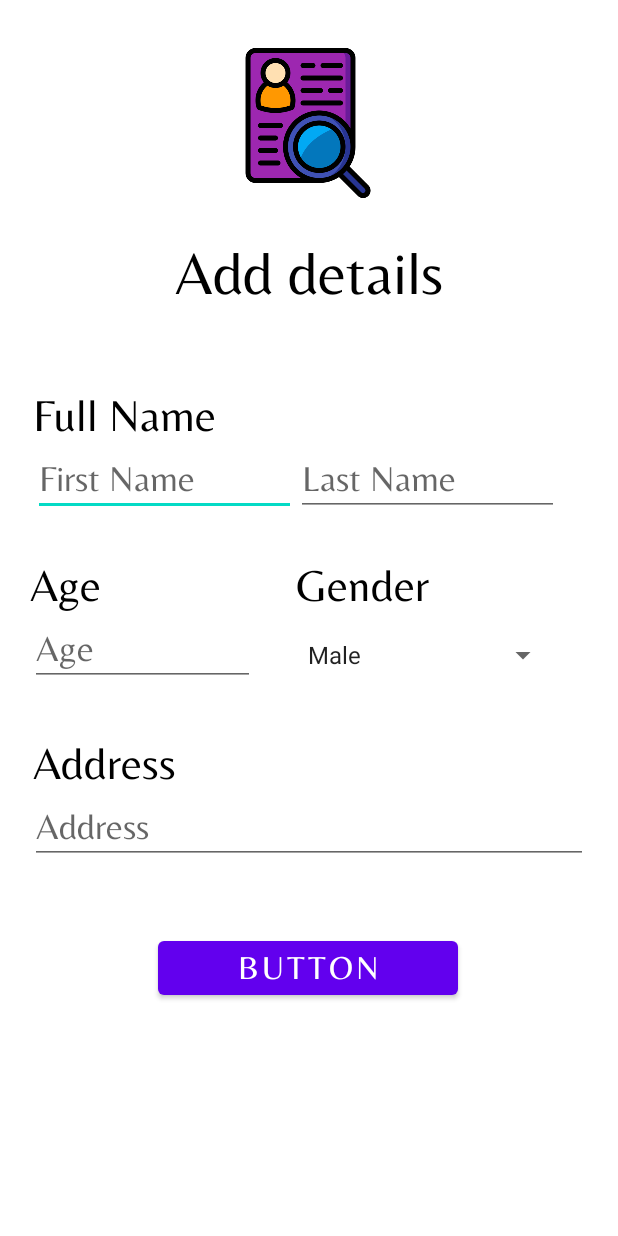
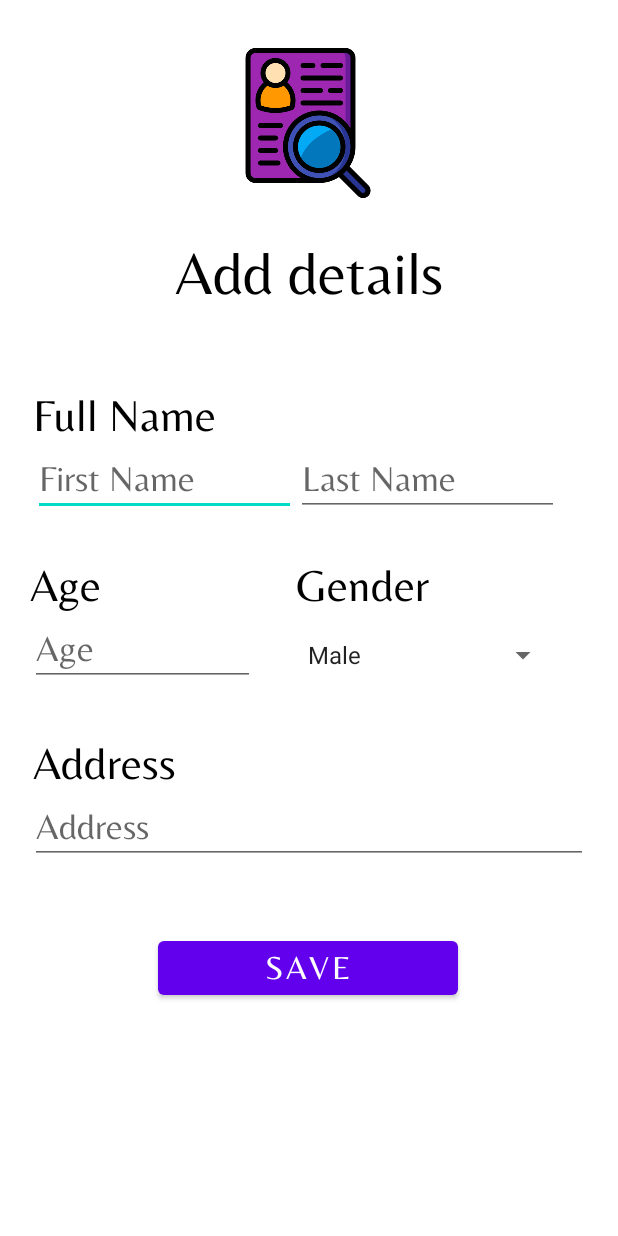
Before and after one commit to ArerehRaj/Panic-Button-App, an Android app: the AddDetailsActivity screen opened directly, with no data from a screen before it, on a phone screen of 412 x 824 dp. Run offline under Robolectric (Android 15) with nearby library versions, the phone set to English and light mode, and no system bars; libraries missing offline, so code that uses them is left out: com.parse.

Commit message:
Backend Of Add Details Done

```diff
--- a/app/src/main/java/com/example/panicbutton/AddDetailsActivity.java
+++ b/app/src/main/java/com/example/panicbutton/AddDetailsActivity.java
@@ -6,13 +6,27 @@ import android.os.Bundle;
 import android.view.View;
 import android.widget.AdapterView;
 import android.widget.ArrayAdapter;
+import android.widget.EditText;
 import android.widget.Spinner;
 import android.widget.Toast;
+
+import com.parse.FindCallback;
+import com.parse.ParseException;
+import com.parse.ParseObject;
+import com.parse.ParseQuery;
+import com.parse.ParseUser;
+
+import java.util.List;
 
 public class AddDetailsActivity extends AppCompatActivity implements AdapterView.OnItemSelectedListener {
 
     Spinner genderSpinner;
     ArrayAdapter<CharSequence> arrayAdapter;
+    String selectedGender = null;
+    EditText editTextFirstName;
+    EditText editTextLastName;
+    EditText editTextAge;
+    EditText editTextAddress;
 
     @Override
     protected void onCreate(Bundle savedInstanceState) {
@@ -20,6 +34,11 @@ public class AddDetailsActivity extends AppCompatActivity implements AdapterView
         setContentView(R.layout.activity_add_details);
 
         getSupportActionBar().hide();
+
+        editTextFirstName = findViewById(R.id.editTextPersonFirstName);
+        editTextLastName = findViewById(R.id.editTextPersonLastName);
+        editTextAge = findViewById(R.id.editTextNumberAge);
+        editTextAddress = findViewById(R.id.editTextMultiLineAddress);
 
         genderSpinner = findViewById(R.id.genderDropDown);
         arrayAdapter = ArrayAdapter.createFromResource(this,R.array.genders, android.R.layout.simple_spinner_item);
@@ -32,11 +51,66 @@ public class AddDetailsActivity extends AppCompatActivity implements AdapterView
     @Override
     public void onItemSelected(AdapterView<?> parent, View view, int position, long id) {
         String gender = parent.getItemAtPosition(position).toString();
-        Toast.makeText(AddDetailsActivity.this,gender,Toast.LENGTH_SHORT).show();
+        selectedGender = gender;
     }
 
     @Override
     public void onNothingSelected(AdapterView<?> parent) {
 
     }
+
+    public void SaveDetails(View view)
+    {
+        String firstName = editTextFirstName.getText().toString();
+        String lastName = editTextLastName.getText().toString();
+        String age = editTextAge.getText().toString();
+        String address = editTextAddress.getText().toString();
+
+        if(firstName.isEmpty())
+        {
+            editTextFirstName.setError("Please Enter Your First Name.");
+            return;
+        }
+
+        if(lastName.isEmpty())
+        {
+            editTextFirstName.setError("Please Enter Your Last Name.");
+            return;
+        }
+
+        if(age.isEmpty())
+        {
+            editTextFirstName.setError("Please Enter Your Age.");
+            return;
+        }
+
+        if(address.isEmpty())
+        {
+            editTextFirstName.setError("Please Enter Your Address.");
+            return;
+        }
+
+        ParseQuery<ParseUser> user = ParseUser.getQuery();
+        user.whereEqualTo("username",ParseUser.getCurrentUser().getUsername());
+
+        user.findInBackground(new FindCallback<ParseUser>() {
+            @Override
+            public void done(List<ParseUser> objects, ParseException e) {
+                if(e == null)
+                {
+                    for(ParseObject object : objects)
+                    {
+                        object.put("FullName",firstName);
+                        object.put("LastName",lastName);
+                        object.put("Gender",selectedGender);
+                        object.put("Age",Integer.parseInt(age));
+                        object.put("Address",address);
+                        object.put("IsDataGiven",true);
+                        object.saveInBackground();
+                        Toast.makeText(AddDetailsActivity.this,"Saved",Toast.LENGTH_SHORT).show();
+                    }
+                }
+            }
+        });
+    }
 }
--- a/app/src/main/res/layout/activity_add_details.xml
+++ b/app/src/main/res/layout/activity_add_details.xml
@@ -47,7 +47,7 @@
         app:layout_constraintEnd_toEndOf="parent"
         app:layout_constraintHorizontal_bias="0.069"
         app:layout_constraintStart_toStartOf="parent"
-        app:layout_constraintTop_toBottomOf="@+id/editTextNumber"
+        app:layout_constraintTop_toBottomOf="@+id/editTextNumberAge"
         app:layout_constraintVertical_bias="0.102" />
 
     <TextView
@@ -62,7 +62,7 @@
         app:layout_constraintEnd_toEndOf="parent"
         app:layout_constraintHorizontal_bias="0.055"
         app:layout_constraintStart_toStartOf="parent"
-        app:layout_constraintTop_toBottomOf="@+id/editTextTextPersonName"
+        app:layout_constraintTop_toBottomOf="@+id/editTextPersonFirstName"
         app:layout_constraintVertical_bias="0.065" />
 
     <TextView
@@ -77,7 +77,7 @@
         app:layout_constraintEnd_toEndOf="parent"
         app:layout_constraintHorizontal_bias="0.611"
         app:layout_constraintStart_toStartOf="parent"
-        app:layout_constraintTop_toBottomOf="@+id/editTextTextPersonName"
+        app:layout_constraintTop_toBottomOf="@+id/editTextPersonFirstName"
         app:layout_constraintVertical_bias="0.065" />
 
     <ImageView
@@ -93,7 +93,7 @@
         app:srcCompat="@drawable/employee" />
 
     <EditText
-        android:id="@+id/editTextTextPersonName"
+        android:id="@+id/editTextPersonFirstName"
         android:layout_width="175dp"
         android:layout_height="wrap_content"
         android:layout_marginStart="20dp"
@@ -113,7 +113,7 @@
         app:layout_constraintVertical_bias="0.157" />
 
     <EditText
-        android:id="@+id/editTextTextPersonName2"
+        android:id="@+id/editTextPersonLastName"
         android:layout_width="175dp"
         android:layout_height="wrap_content"
         android:layout_marginStart="20dp"
@@ -133,7 +133,7 @@
         app:layout_constraintVertical_bias="0.157" />
 
     <EditText
-        android:id="@+id/editTextNumber"
+        android:id="@+id/editTextNumberAge"
         android:layout_width="150dp"
         android:layout_height="wrap_content"
         android:layout_marginStart="20dp"
@@ -165,11 +165,11 @@
         app:layout_constraintEnd_toEndOf="parent"
         app:layout_constraintHorizontal_bias="0.903"
         app:layout_constraintStart_toStartOf="parent"
-        app:layout_constraintTop_toBottomOf="@+id/editTextTextPersonName2"
+        app:layout_constraintTop_toBottomOf="@+id/editTextPersonLastName"
         app:layout_constraintVertical_bias="0.177" />
 
     <EditText
-        android:id="@+id/editTextTextMultiLine2"
+        android:id="@+id/editTextMultiLineAddress"
         android:layout_width="match_parent"
         android:layout_height="wrap_content"
         android:layout_marginStart="20dp"
@@ -194,12 +194,13 @@
         android:layout_width="200dp"
         android:layout_height="wrap_content"
         android:fontFamily="@font/belleza"
-        android:text="Button"
+        android:onClick="SaveDetails"
+        android:text="Save"
         android:textSize="22dp"
         app:layout_constraintBottom_toBottomOf="parent"
         app:layout_constraintEnd_toEndOf="parent"
         app:layout_constraintHorizontal_bias="0.497"
         app:layout_constraintStart_toStartOf="parent"
-        app:layout_constraintTop_toBottomOf="@+id/editTextTextMultiLine2"
+        app:layout_constraintTop_toBottomOf="@+id/editTextMultiLineAddress"
         app:layout_constraintVertical_bias="0.228" />
 </androidx.constraintlayout.widget.ConstraintLayout>
```
Also changed, not shown: app/src/main/res/layout/activity_details.xml (+5 -5 lines).
